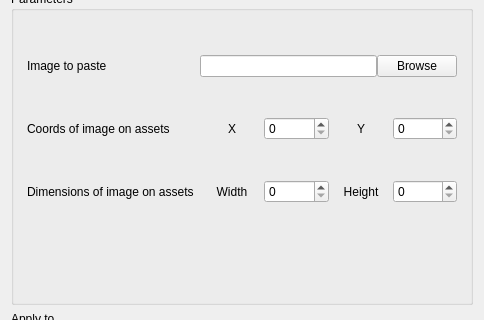
Before: the Qt Designer form src/ui/comp/op.ui in clpi/isutils, drawn with Qt 5; both pictures show x 0 to 484 and y 243 to 563 of the 484 by 788 pixel window.
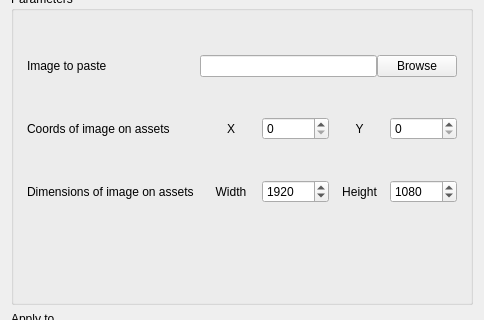
After: the same form once the commit is applied. The open tabs and pages were chosen to show the change.

```diff
--- a/src/ui/comp/op.ui
+++ b/src/ui/comp/op.ui
@@ -420,7 +420,17 @@
              </widget>
             </item>
             <item>
-             <widget class="QSpinBox" name="insertFgX"/>
+             <widget class="QSpinBox" name="insertFgX">
+              <property name="sizePolicy">
+               <sizepolicy hsizetype="Preferred" vsizetype="Fixed">
+                <horstretch>0</horstretch>
+                <verstretch>0</verstretch>
+               </sizepolicy>
+              </property>
+              <property name="maximum">
+               <number>10000000</number>
+              </property>
+             </widget>
             </item>
             <item>
              <widget class="QLabel" name="label_29">
@@ -433,7 +443,11 @@
              </widget>
             </item>
             <item>
-             <widget class="QSpinBox" name="insertFgY"/>
+             <widget class="QSpinBox" name="insertFgY">
+              <property name="maximum">
+               <number>10000000</number>
+              </property>
+             </widget>
             </item>
            </layout>
           </item>
@@ -457,7 +471,20 @@
              </widget>
             </item>
             <item>
-             <widget class="QSpinBox" name="insertFgW"/>
+             <widget class="QSpinBox" name="insertFgW">
+              <property name="baseSize">
+               <size>
+                <width>1920</width>
+                <height>0</height>
+               </size>
+              </property>
+              <property name="maximum">
+               <number>1000000</number>
+              </property>
+              <property name="value">
+               <number>1920</number>
+              </property>
+             </widget>
             </item>
             <item>
              <widget class="QLabel" name="label_34">
@@ -470,7 +497,14 @@
              </widget>
             </item>
             <item>
-             <widget class="QSpinBox" name="insertFgH"/>
+             <widget class="QSpinBox" name="insertFgH">
+              <property name="maximum">
+               <number>1000000000</number>
+              </property>
+              <property name="value">
+               <number>1080</number>
+              </property>
+             </widget>
             </item>
            </layout>
           </item>
```
Left out of the diff: 26 changed lines with no effect on the pictures.
